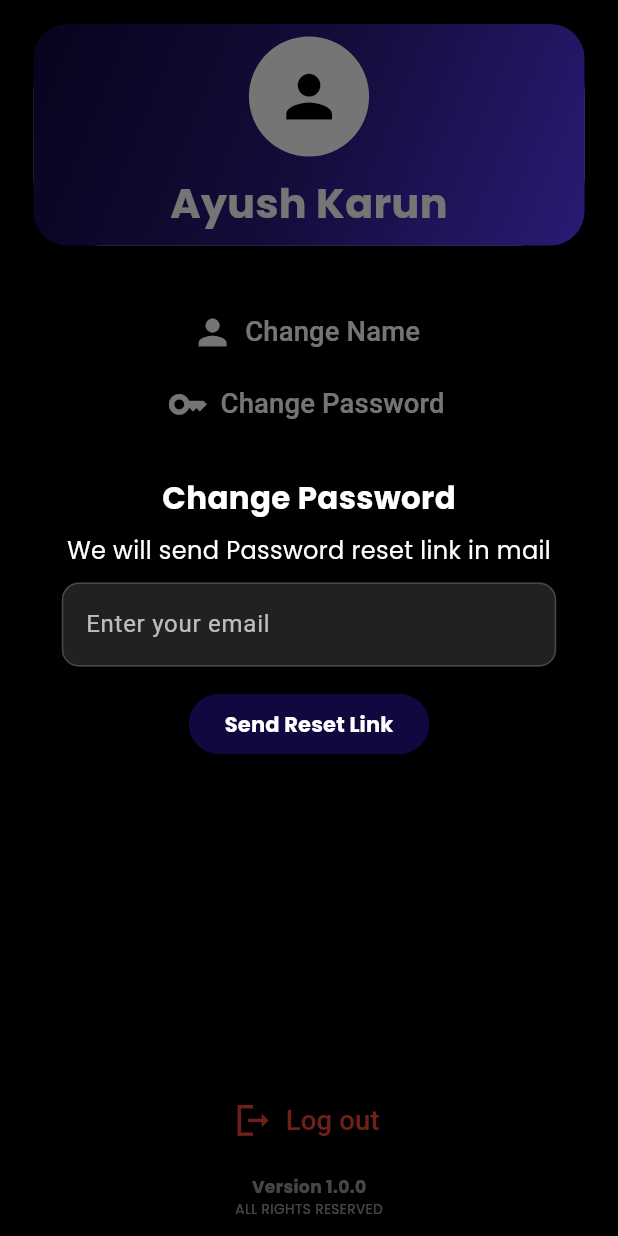
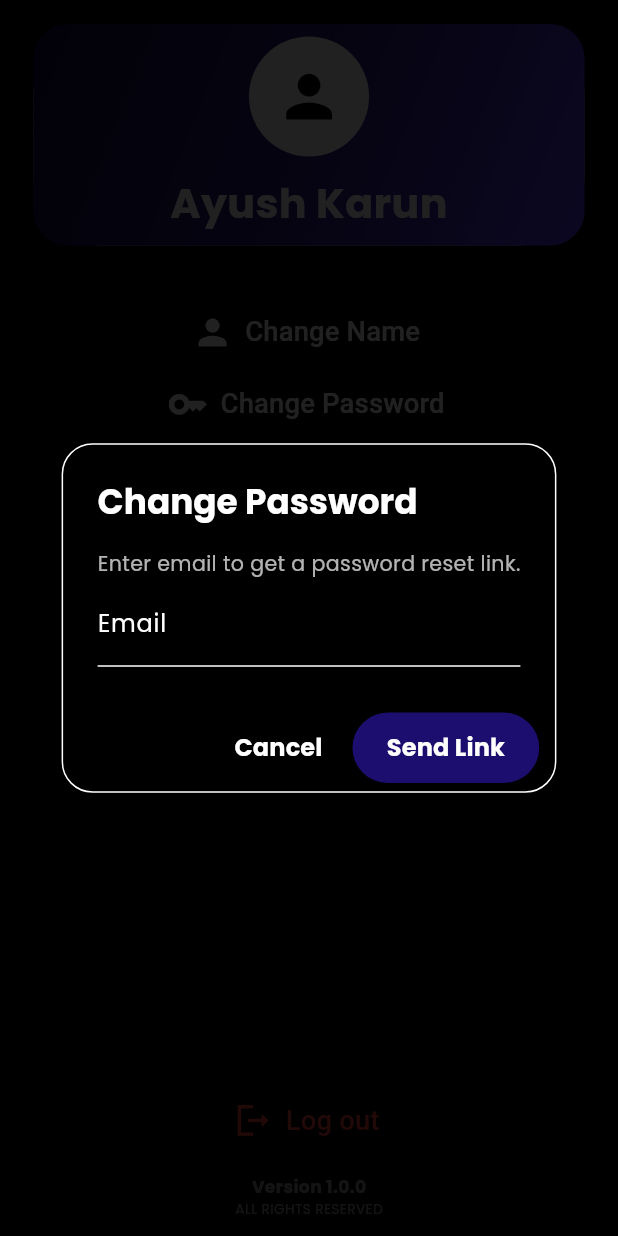
Before and after one commit to Ayushkarun/Tickdone-todo-app, a Flutter app: the Account screen opened directly, after a tap on "Change Password", on a phone screen of 412 x 824 dp. Run offline on Flutter 3.47's test engine with Material 3 defaults, Android fonts, the phone set to English and light mode, and no system bars; our stand-ins replace awesome_snackbar_content, firebase_core, flutter_native_splash, flutter_screenutil, flutter_spinkit, google_sign_in and 2 more; accounts and stored records are empty.

Commit message:
change password

```diff
--- a/lib/Screens/Home/Account.dart
+++ b/lib/Screens/Home/Account.dart
@@ -1,8 +1,13 @@
+import 'dart:convert';
+
+import 'package:awesome_snackbar_content/awesome_snackbar_content.dart';
 import 'package:flutter/material.dart';
 import 'package:shared_preferences/shared_preferences.dart';
 import 'package:tickdone/Screens/Login/login.dart';
 import 'package:flutter_screenutil/flutter_screenutil.dart';
 import 'Aboutus.dart';
+import 'package:http/http.dart' as http;
+import 'package:tickdone/Service/api_service.dart';
 
 class Account extends StatefulWidget {
   const Account({super.key});
@@ -12,12 +17,64 @@ class Account extends StatefulWidget {
 }
 
 class _AccountState extends State<Account> {
-
-  Future<void> forgotPassword(String email) async{
-
-    final response =
+  Future<void> forgotPassword(String email) async {
+    try {
+      final response = await http.post(
+        Uri.parse(Apiservice.forgotPassword),
+        headers: {"Content-Type": "application/json"},
+        body: json.encode({'requestType': 'PASSWORD_RESET', 'email': email}),
+      );
+      if (response.statusCode == 200) {
+        ScaffoldMessenger.of(context).showSnackBar(
+          SnackBar(
+            elevation: 0,
+            behavior: SnackBarBehavior.floating,
+            backgroundColor: Colors.transparent,
+            content: AwesomeSnackbarContent(
+              title: 'Success!',
+              message: 'Password Change Link sent to your mail',
+              contentType: ContentType.success,
+            ),
+          ),
+        );
+      } else {
+        final result = json.decode(response.body);
+        String displayMessage = "An error occurred. Please try again";
+        if (result.containsKey("error") &&
+            result["error"].containsKey("message")) {
+          final errorMessage = result["error"]["message"];
+          if (errorMessage == "EMAIL_NOT_FOUND") {
+            displayMessage = "No user found with this email";
           }
-
+        }
+        ScaffoldMessenger.of(context).showSnackBar(
+          SnackBar(
+            backgroundColor: Colors.transparent,
+            elevation: 0,
+            behavior: SnackBarBehavior.floating,
+            content: AwesomeSnackbarContent(
+              title: 'oh snap!',
+              message: displayMessage,
+              contentType: ContentType.failure,
+            ),
+          ),
+        );
+      }
+    } catch (e) {
+      ScaffoldMessenger.of(context).showSnackBar(
+        SnackBar(
+          elevation: 0,
+          behavior: SnackBarBehavior.floating,
+          backgroundColor: Colors.transparent,
+          content: AwesomeSnackbarContent(
+            title: 'Error!',
+            message: 'Something went wrong.Please check network connection',
+            contentType: ContentType.failure,
+          ),
+        ),
+      );
+    }
+  }
 
   Future<void> helpalert(BuildContext context) async {
     return showDialog(
@@ -26,6 +83,7 @@ class _AccountState extends State<Account> {
         return AlertDialog(
           backgroundColor: Colors.black,
           shape: RoundedRectangleBorder(
+            side: BorderSide(color: Colors.white, width: 1),
             borderRadius: BorderRadius.circular(15.r),
           ),
           title: Text(
@@ -67,88 +125,111 @@ class _AccountState extends State<Account> {
     );
   }
 
-  Future<void> changepassword(BuildContext context) async {
-      TextEditingController passwordchange = TextEditingController();
+  void showForgotPasswordDialog() {
+    final TextEditingController emailControllerforgot = TextEditingController();
     final formKey = GlobalKey<FormState>();
-    return showDialog(
+    showDialog(
       context: context,
-      barrierDismissible: true,
+      barrierColor: Colors.black.withValues(alpha: 0.87),
       builder: (context) {
-        return Dialog(
+        return AlertDialog(
           backgroundColor: Colors.black,
-          surfaceTintColor: Colors.transparent,
-          insetPadding: EdgeInsets.all(20.w),
-          child: LayoutBuilder(
-            builder: (context, constraints) {
-              return SingleChildScrollView(
-                padding: EdgeInsets.all(16.w),
-                child: ConstrainedBox(
-                  constraints: BoxConstraints(
-                    maxHeight: constraints.maxHeight * 0.6, // Limit height
+          shape: RoundedRectangleBorder(
+            side: BorderSide(color: Colors.white, width: 1),
+            borderRadius: BorderRadius.circular(18.r),
           ),
-                  child: Column(
+          title: Text(
+            "Change Password",
+            style: TextStyle(
+              fontFamily: 'Poppins',
+              color: Colors.white,
+              fontWeight: FontWeight.w700,
+              fontSize: 20.sp,
+            ),
+          ),
+
+          content: Column(
             mainAxisSize: MainAxisSize.min,
+            crossAxisAlignment: CrossAxisAlignment.start,
             children: [
               Text(
-                        'Change Password',
+                "Enter email to get a password reset link.",
                 style: TextStyle(
-                          color: Colors.white,
                   fontFamily: 'Poppins',
-                          fontWeight: FontWeight.bold,
-                          fontSize: 18.sp,
+                  color: Colors.white70, // Slightly dimmer for better UI
+                  fontSize: 12.sp,
                 ),
               ),
-                      SizedBox(height: 8.h),
-                      Text(
-                        'We will send Password reset link in mail',
-                        style: TextStyle(
-                          color: Colors.white,
-                          fontFamily: 'Poppins',
-                          fontSize: 14.sp,
-                        ),
-                      ),
-                      SizedBox(height: 8.h),
               Form(
                 key: formKey,
                 child: TextFormField(
-                          controller: passwordchange,
-                          style: TextStyle(color: Colors.white),
+                  controller: emailControllerforgot,
+                  style: TextStyle(color: Colors.white, fontSize: 16.sp),
                   decoration: InputDecoration(
-                            hintText: "Enter your email",
-                            hintStyle: TextStyle(color: Colors.white70),
-
-                            filled: true,
-                            fillColor: Colors.grey[900],
-                            border: OutlineInputBorder(
-                              borderRadius: BorderRadius.circular(10.r),
+                    labelText: "Email",
+                    labelStyle: TextStyle(
+                      fontFamily: 'Poppins',
+                      color: Colors.white,
+                      fontSize: 14.sp,
+                    ),
+                    enabledBorder: UnderlineInputBorder(
+                      borderSide: BorderSide(color: Colors.white),
+                    ),
+                    focusedBorder: UnderlineInputBorder(
+                      borderSide: BorderSide(color: const Color(0xFF1C0E6F)),
                     ),
                   ),
-                          keyboardType: TextInputType.emailAddress,
+                  validator: (value) {
+                    if (value == null || value.isEmpty) {
+                      return 'Please enter your email';
+                    }
+                    if (!RegExp(
+                      r'^[\w-\.]+@([\w-]+\.)+[\w-]{2,4}$',
+                    ).hasMatch(value)) {
+                      return 'Enter a valid email address';
+                    }
+                    return null;
+                  },
                 ),
               ),
-                      SizedBox(height: 12.h),
+            ],
+          ),
+          actionsPadding: EdgeInsets.symmetric(horizontal: 10.w, vertical: 5.h),
+          actions: [
+            TextButton(
+              onPressed: () => Navigator.of(context).pop(),
+              child: Text(
+                "Cancel",
+                style: TextStyle(
+                  fontFamily: 'Poppins',
+                  color: Colors.white,
+                  fontSize: 14.sp,
+                  fontWeight: FontWeight.w600,
+                ),
+              ),
+            ),
             ElevatedButton(
               style: ElevatedButton.styleFrom(
-                          backgroundColor: Color(0xFF10083F),
-                          foregroundColor: Colors.white,
+                backgroundColor: const Color(0xFF1C0E6F),
+                padding: EdgeInsets.symmetric(horizontal: 20.w, vertical: 10.h),
               ),
               onPressed: () {
-                          Navigator.pop(context);
+                if (formKey.currentState!.validate()) {
+                  forgotPassword(emailControllerforgot.text.trim());
+                  Navigator.of(context).pop();
+                }
               },
               child: Text(
-                          'Send Reset Link',
+                "Send Link",
                 style: TextStyle(
                   fontFamily: 'Poppins',
-                            fontWeight: FontWeight.bold,
+                  color: Colors.white,
+                  fontSize: 14.sp,
+                  fontWeight: FontWeight.w600,
                 ),
               ),
             ),
           ],
-                  ),
-                ),
-              );
-            },
-          ),
         );
       },
     );
@@ -158,6 +239,7 @@ class _AccountState extends State<Account> {
   Widget build(BuildContext context) {
     return SafeArea(
       child: Scaffold(
+        resizeToAvoidBottomInset: false,
         backgroundColor: Colors.black,
         body: LayoutBuilder(
           builder: (context, constraints) {
@@ -257,7 +339,7 @@ class _AccountState extends State<Account> {
                               ),
                             ),
                             TextButton.icon(
-                              onPressed: () => changepassword(context),
+                              onPressed: () => showForgotPasswordDialog(),
                               icon: Icon(
                                 Icons.key,
                                 color: Colors.white,
```
Also changed, not shown: lib/Screens/Home/accountbackup.txt (+88 -0 lines). Lines whose indentation alone changed are shown as unchanged.
